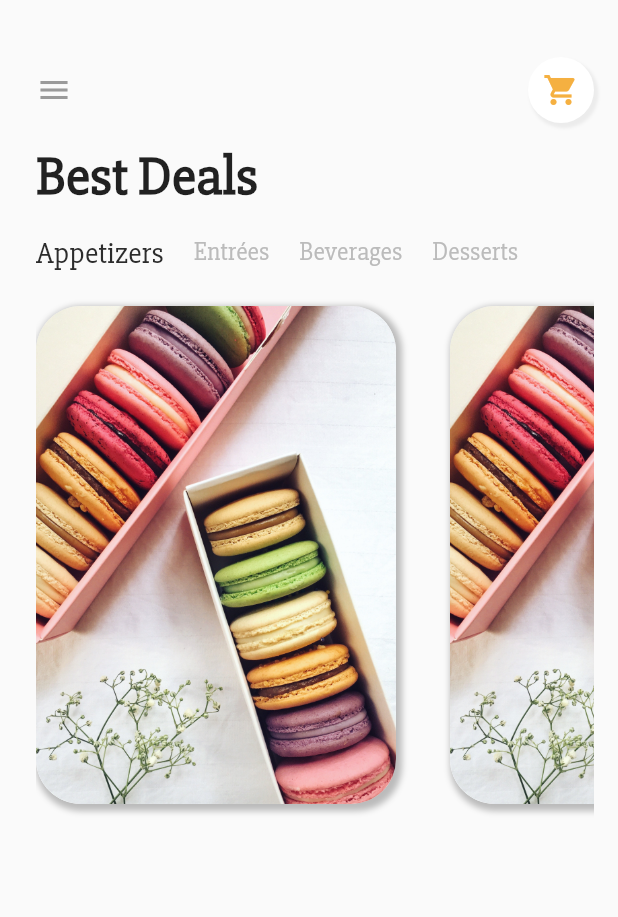
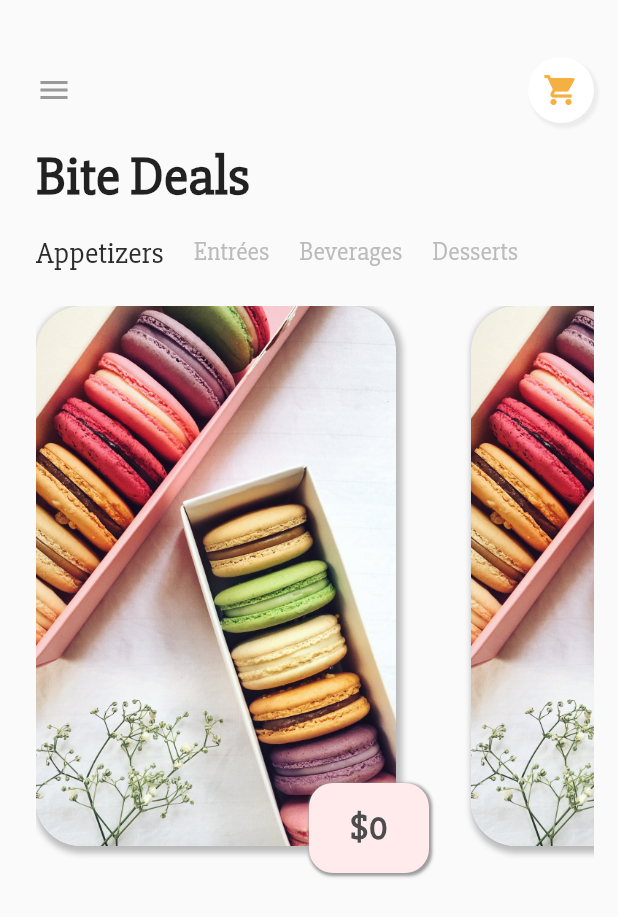
Before and after one commit to waynntoh/dropbites, a Flutter app: the MainMenuView screen opened by its route, on a phone screen of 412 x 824 dp. Shown: the top 917 px of the screen. Run offline on Flutter 3.47's test engine with Material 2 defaults, Android fonts, the phone set to English and light mode, and no system bars; our stand-ins replace animated_text_kit, flutter_spinkit, shared_preferences; accounts and stored records are empty.

Commit message:
Item Card + Php

```diff
--- a/lib/components/item_card.dart
+++ b/lib/components/item_card.dart
@@ -2,16 +2,28 @@ import 'package:flutter/material.dart';
 import 'package:drop_bites/utils/constants.dart';
 
 class ItemCard extends StatelessWidget {
+  final double cardWidth = 240;
+  final double cardHeight = 360;
+  final String price;
+  final Color color;
+
+  ItemCard({@required this.price, this.color});
+
   @override
   Widget build(BuildContext context) {
-    return Container(
-      margin: EdgeInsets.only(top: 24, right: 36, bottom: 24),
+    return SizedBox(
+      height: 390,
+      width: 290,
+      child: Stack(
+        children: <Widget>[
+          Positioned(
             height: 360,
             width: 240,
+            child: Container(
               decoration: BoxDecoration(
                 boxShadow: [kItemCardShadow],
                 gradient: LinearGradient(
-            colors: [kGrey0, Colors.white],
+                    colors: [kGrey1, Colors.white],
                     begin: Alignment.topRight,
                     end: Alignment.bottomLeft),
                 borderRadius: BorderRadius.circular(30),
@@ -20,6 +32,37 @@ class ItemCard extends StatelessWidget {
                   image: AssetImage('images/d1.jpg'),
                 ),
               ),
+            ),
+          ),
+          Positioned(
+            bottom: 8,
+            right: 28,
+            height: 60,
+            width: 80,
+            child: Container(
+              child: Center(
+                child: Text(
+                  '\$$price',
+                  style: kCardTitleTextStyle,
+                  textAlign: TextAlign.start,
+                ),
+              ),
+              decoration: BoxDecoration(
+                boxShadow: [
+                  BoxShadow(
+                    color: kGrey3,
+                    blurRadius: 1,
+                    spreadRadius: 1,
+                    offset: Offset(1, 1),
+                  )
+                ],
+                color: color,
+                borderRadius: BorderRadius.circular(16),
+              ),
+            ),
+          ),
+        ],
+      ),
     );
   }
 }
--- a/lib/main.dart
+++ b/lib/main.dart
@@ -23,7 +23,7 @@ class MyApp extends StatelessWidget {
               title: kDefaultTextStyle,
               caption: kDefaultTextStyle),
         ),
-        initialRoute: MainMenuView.id,
+        initialRoute: SplashView.id,
         routes: {
           RegisterView.id: (context) => RegisterView(),
           MainMenuView.id: (context) => MainMenuView(),
--- a/lib/utils/constants.dart
+++ b/lib/utils/constants.dart
@@ -17,6 +17,16 @@ const kGrey3 = Color(0xFF9A9A9A);
 const kGrey4 = Color(0xFF6B6B6B);
 const kGrey5 = Color(0xFF4C4C4C);
 const kGrey6 = Color(0xFF2C2C2C);
+
+const kCardColors = [
+  Color(0xFFFFEBEB),
+  Color(0xFFFFFEEB),
+  Color(0xFFF1FFEB),
+  Color(0xFFEBFFFB),
+  Color(0xFFEBF0FF),
+  Color(0xFFF9EBFF),
+  Color(0xFFFFEBF3),
+];
 
 const kButtonShadow = BoxShadow(
   color: kGrey0,
@@ -67,6 +77,12 @@ const kSplashScreenTextStyle = TextStyle(
   fontFamily: 'Slabo',
 );
 
+const kCardTitleTextStyle = TextStyle(
+    fontSize: 24,
+    fontFamily: 'Slabo',
+    fontWeight: FontWeight.w900,
+    color: kGrey5);
+
 const kMainMenuTitleTextStyle = TextStyle(fontSize: 20, fontFamily: 'Slabo');
 
 const kTextFieldDecoration = InputDecoration(
--- a/lib/views/main_menu_view.dart
+++ b/lib/views/main_menu_view.dart
@@ -61,7 +61,7 @@ class _MainMenuViewState extends State<MainMenuView> {
                 crossAxisAlignment: CrossAxisAlignment.start,
                 children: <Widget>[
                   Text(
-                    'Best Deals',
+                    'Bite Deals',
                     style: kSplashScreenTextStyle.copyWith(
                         fontWeight: FontWeight.w900, fontSize: 36),
                   ),
@@ -74,16 +74,21 @@ class _MainMenuViewState extends State<MainMenuView> {
                       'Desserts'
                     ],
                   ),
-                  SizedBox(
-                    height: 380,
+                  Container(
+                    padding: EdgeInsets.only(top: 24),
+                    height: 410,
+                    width: double.infinity,
                     child: ListView.builder(
                       scrollDirection: Axis.horizontal,
                       itemCount: 5,
                       itemBuilder: (context, index) {
-                        return ItemCard();
+                        return ItemCard(
+                          price: index.toString(),
+                          color: kCardColors[index],
+                        );
                       },
                     ),
-                  )
+                  ),
                 ],
               ),
             ),
--- a/lib/views/register_view.dart
+++ b/lib/views/register_view.dart
@@ -85,7 +85,6 @@ class _RegisterViewState extends State<RegisterView> {
       "password": password,
       "phone_number": phoneNumber,
     }).then((res) {
-      print(res.body);
       if (res.body == "Registration Successful") {
         CustomSnackbar.showSnackbar(
             text: 'Registration Successful',
```
Also changed, not shown: 4 other files. Lines whose indentation alone changed are shown as unchanged.
